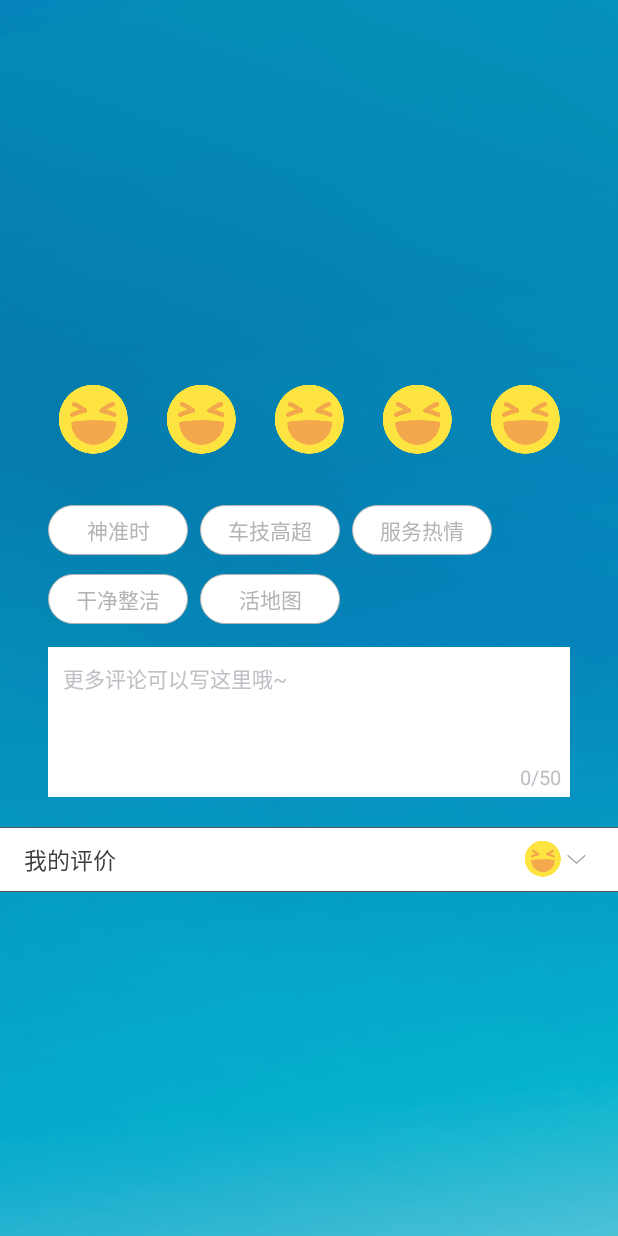
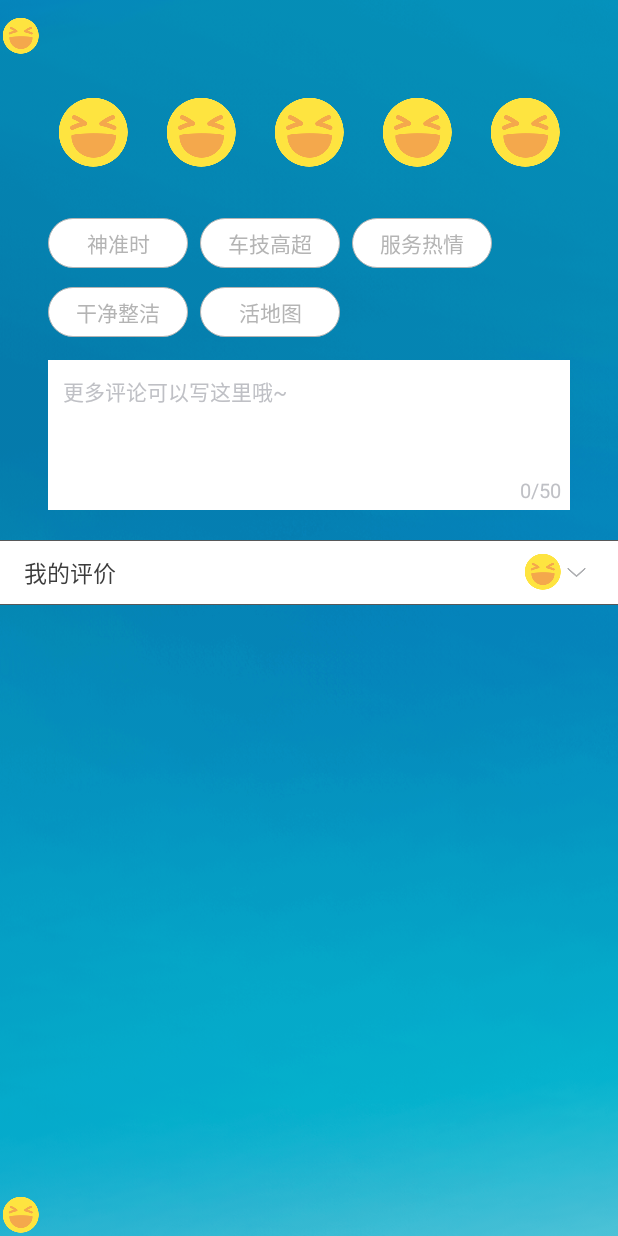
Before and after one commit to Rocktiger/MyFirstGItHubProject, an Android app: the screen it shows after launch (AnimationActivity), on a phone screen of 412 x 824 dp. Run offline under Robolectric (Android 15) with nearby library versions, the phone set to English and light mode, and no system bars; libraries missing offline, so code that uses them is left out: cn.dreamtobe.kpswitch.

Commit message:
[task] 键盘弹出监听

```diff
--- a/app/build.gradle
+++ b/app/build.gradle
@@ -33,6 +33,7 @@ dependencies {
     compile 'com.android.support:appcompat-v7:25.3.1'
     compile 'com.android.support:design:25.3.1'
     compile 'com.android.support:support-vector-drawable:25.3.1'
+    compile 'cn.dreamtobe.kpswitch:library:1.6.1'
     testCompile 'junit:junit:4.12'
 }
 retrolambda {//指定将源码编译的级别，使用下列代码，会将代码编译到兼容1.6的字节码格式
--- a/app/src/main/AndroidManifest.xml
+++ b/app/src/main/AndroidManifest.xml
@@ -13,7 +13,7 @@
         <activity
             android:name=".AnimationActivity"
             android:label="@string/app_name"
-            android:windowSoftInputMode="adjustNothing"
+
             >
             <intent-filter>
                 <action android:name="android.intent.action.MAIN" />
--- a/app/src/main/java/com/nb/mengbiao/myfirstgithubproject/AnimationActivity.java
+++ b/app/src/main/java/com/nb/mengbiao/myfirstgithubproject/AnimationActivity.java
@@ -1,33 +1,50 @@
 package com.nb.mengbiao.myfirstgithubproject;
 
+import android.graphics.Rect;
 import android.os.Bundle;
+import android.os.Handler;
 import android.support.annotation.Nullable;
 import android.support.v7.app.AppCompatActivity;
+import android.util.Log;
 import android.view.LayoutInflater;
 import android.view.View;
+import android.view.ViewTreeObserver;
+import android.widget.EditText;
+import android.widget.FrameLayout;
+import android.widget.ImageView;
+import android.widget.RelativeLayout;
 import android.widget.TextView;
 
+import com.nb.mengbiao.myfirstgithubproject.base.ScreenUtils;
 import com.nb.mengbiao.myfirstgithubproject.base.toast.ToastUtil;
 import com.nb.mengbiao.myfirstgithubproject.tablayout.FlowLayout;
 import com.nb.mengbiao.myfirstgithubproject.tablayout.TagAdapter;
 import com.nb.mengbiao.myfirstgithubproject.tablayout.TagFlowLayout;
 import com.nb.mengbiao.myfirstgithubproject.util.StatusBarUtil;
 import com.nb.mengbiao.myfirstgithubproject.view.CommentDetailView;
+import com.nb.mengbiao.myfirstgithubproject.view.CountEditText;
 import com.nb.mengbiao.myfirstgithubproject.view.SmileRatingView;
+
+import cn.dreamtobe.kpswitch.util.KPSwitchConflictUtil;
+import cn.dreamtobe.kpswitch.widget.KPSwitchRootRelativeLayout;
 
 /**
  * Created by mengbiao on 2018/3/16.
  */
 
 public class AnimationActivity extends AppCompatActivity {
+    private RelativeLayout rootRelativeLayout;
+
     @Override
     protected void onCreate(@Nullable Bundle savedInstanceState) {
         super.onCreate(savedInstanceState);
         setContentView(R.layout.activity_animation);
         StatusBarUtil.setTransparentForImageView(this, null);
+        rootRelativeLayout = (RelativeLayout) findViewById(R.id.kp_rl);
         intanimation();
         intTagFlow();
         initDeatil();
+        initCountEditText();
     }
 
     private void initDeatil() {
@@ -67,4 +84,37 @@ public class AnimationActivity extends AppCompatActivity {
 //        translateAnimation.setRepeatCount(100);
 //        iv_shade.startAnimation(translateAnimation);
     }
+
+    private void initCountEditText() {
+        ImageView iv_dasa = (ImageView) findViewById(R.id.iv_dasa);
+        CountEditText cet_suees = (CountEditText) findViewById(R.id.cet_suees);
+        EditText count = cet_suees.getEditText();
+        // KPSwitchConflictUtil.attach(rootRelativeLayout, mPlusIv, count);
+        FrameLayout.LayoutParams tv_tag_params = new FrameLayout.LayoutParams(FrameLayout.LayoutParams.WRAP_CONTENT, RelativeLayout.LayoutParams.WRAP_CONTENT);
+
+        count.getViewTreeObserver().addOnGlobalLayoutListener(new ViewTreeObserver.OnGlobalLayoutListener() {
+            @Override
+            public void onGlobalLayout() {
+                Rect r = new Rect();
+                //获取当前界面可视部分
+                AnimationActivity.this.getWindow().getDecorView().getWindowVisibleDisplayFrame(r);
+                //获取屏幕的高度
+                int screenHeight = AnimationActivity.this.getWindow().getDecorView().getRootView().getHeight();
+                //此处就是用来获取键盘的高度的， 在键盘没有弹出的时候 此高度为0 键盘弹出的时候为一个正数
+                int heightDifference = screenHeight - r.bottom;
+                int margin = ScreenUtils.dip2px(AnimationActivity.this, heightDifference);
+                tv_tag_params.bottomMargin = margin;
+                rootRelativeLayout.setLayoutParams(tv_tag_params);
+                if (heightDifference > 500) {
+                    iv_dasa.setVisibility(View.GONE);
+                }else{
+                    new Handler().postDelayed(() -> {
+                        iv_dasa.setVisibility(View.VISIBLE);
+                    }, 200);
+                }
+                Log.d("Keyboard Size", "Size: " + heightDifference);
+
+            }
+        });
+    }
 }
--- a/app/src/main/java/com/nb/mengbiao/myfirstgithubproject/view/CountEditText.java
+++ b/app/src/main/java/com/nb/mengbiao/myfirstgithubproject/view/CountEditText.java
@@ -69,4 +69,8 @@ public class CountEditText extends RelativeLayout {
             }
         });
     }
+
+    public EditText getEditText(){
+        return et_input;
+    }
 }
--- /dev/null
+++ b/app/src/main/res/drawable/edtext_area_shape.xml
@@ -0,0 +1,7 @@
+<?xml version="1.0" encoding="utf-8"?>
+<shape xmlns:android="http://schemas.android.com/apk/res/android" >
+    <solid android:color="#FDFDFD"/>
+    <stroke android:width="0.5dp"
+        android:color="#E1E1E1"/>
+    <corners android:radius="1dp"/>
+</shape>
--- a/app/src/main/res/layout/activity_animation.xml
+++ b/app/src/main/res/layout/activity_animation.xml
@@ -3,17 +3,28 @@
     android:layout_width="match_parent"
     android:layout_height="match_parent"
     android:background="@drawable/bg_login_tran"
-    android:gravity="center"
+    android:fitsSystemWindows="true"
     android:orientation="vertical">
-    <!--<ImageView-->
-    <!--android:id="@+id/iv_shade"-->
-    <!--android:layout_width="200dp"-->
-    <!--android:layout_height="200dp"-->
-    <!--android:src="@drawable/aaa"/>-->
-    <!--<com.nb.mengbiao.myfirstgithubproject.view.RandomWalkView-->
-    <!--android:id="@+id/iv_shade"-->
-    <!--android:layout_width="match_parent"-->
-    <!--android:layout_height="match_parent" />-->
+
+    <ImageView
+        android:id="@+id/iv_adasda"
+        android:layout_width="wrap_content"
+        android:layout_height="wrap_content"
+        android:layout_alignParentTop="true"
+        android:layout_marginTop="10dp"
+        android:src="@drawable/icon_risus" />
+
+    <ScrollView
+        android:layout_width="match_parent"
+        android:layout_height="match_parent"
+        android:layout_below="@+id/iv_adasda">
+
+        <RelativeLayout
+            android:id="@+id/kp_rl"
+            android:layout_width="match_parent"
+            android:layout_height="match_parent"
+            android:layout_marginTop="70dp">
+
 
             <com.nb.mengbiao.myfirstgithubproject.view.SmileRatingView
                 android:id="@+id/smile_rating"
@@ -38,19 +49,24 @@
                 android:layout_below="@+id/tfl_tag"
                 android:layout_marginLeft="32dp"
                 android:layout_marginRight="32dp"
-        android:layout_marginTop="10dp"
-        />
+                android:layout_marginTop="10dp" />
+
             <com.nb.mengbiao.myfirstgithubproject.view.CommentDetailView
                 android:id="@+id/cdv_deatil"
                 android:layout_width="match_parent"
                 android:layout_height="wrap_content"
+                android:layout_below="@+id/cet_suees"
                 android:layout_marginTop="20dp"
-        android:layout_below="@+id/cet_suees"
-        />
-    <!--<EditText-->
-    <!--android:layout_width="200dp"-->
-    <!--android:layout_height="50dp"-->
-    <!--android:layout_centerInParent="true"-->
-    <!--android:background="@android:color/white"-->
-    <!--android:textColor="@android:color/black" />-->
+                android:background="@drawable/edtext_area_shape" />
+
+
         </RelativeLayout>
+    </ScrollView>
+    <ImageView
+        android:id="@+id/iv_dasa"
+        android:layout_width="wrap_content"
+        android:layout_height="wrap_content"
+        android:layout_alignParentBottom="true"
+        android:src="@drawable/icon_risus" />
+
+</RelativeLayout>
--- a/app/src/main/res/layout/view_count_edittext.xml
+++ b/app/src/main/res/layout/view_count_edittext.xml
@@ -2,6 +2,8 @@
 <RelativeLayout xmlns:android="http://schemas.android.com/apk/res/android"
     android:layout_width="match_parent"
     android:layout_height="match_parent"
+    android:focusable="true"
+    android:focusableInTouchMode="true"
     android:background="@android:color/white">
 
     <EditText
@@ -14,6 +16,8 @@
         android:gravity="start"
         android:lineSpacingExtra="4dp"
         android:paddingLeft="10dp"
+        android:inputType="textMultiLine"
+        android:imeOptions="actionNext"
         android:paddingTop="10dp"
         android:textColor="#4A4A4A"
         android:textColorHint="#BFC0C5"
--- a/build.gradle
+++ b/build.gradle
@@ -7,7 +7,6 @@ buildscript {
     dependencies {
         classpath 'com.android.tools.build:gradle:2.3.2'
         classpath 'me.tatarka:gradle-retrolambda:3.2.4'
-
         // NOTE: Do not place your application dependencies here; they belong
         // in the individual module build.gradle files
     }
```
Also changed, not shown: 1 other file. Lines whose indentation alone changed are shown as unchanged.
